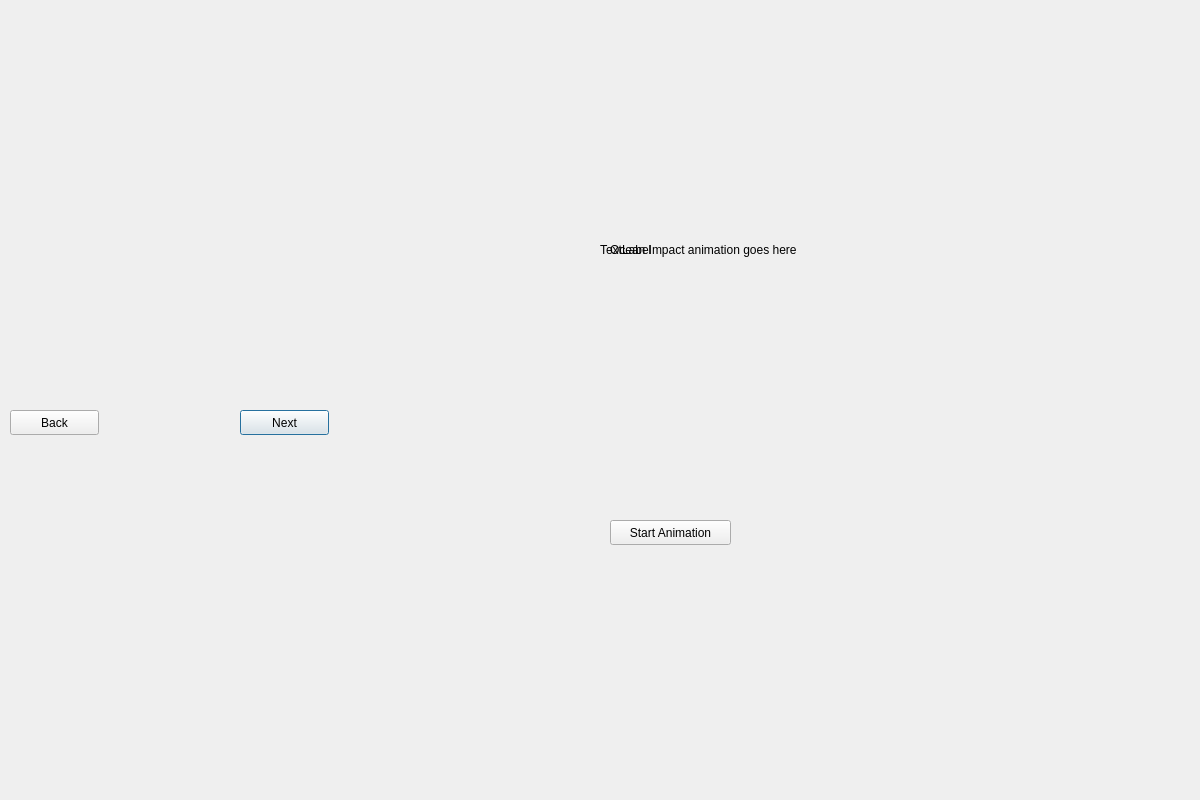
Qt form meteorslide1.ui (robertche54/a8-an-educational-app-f18) before a commit.
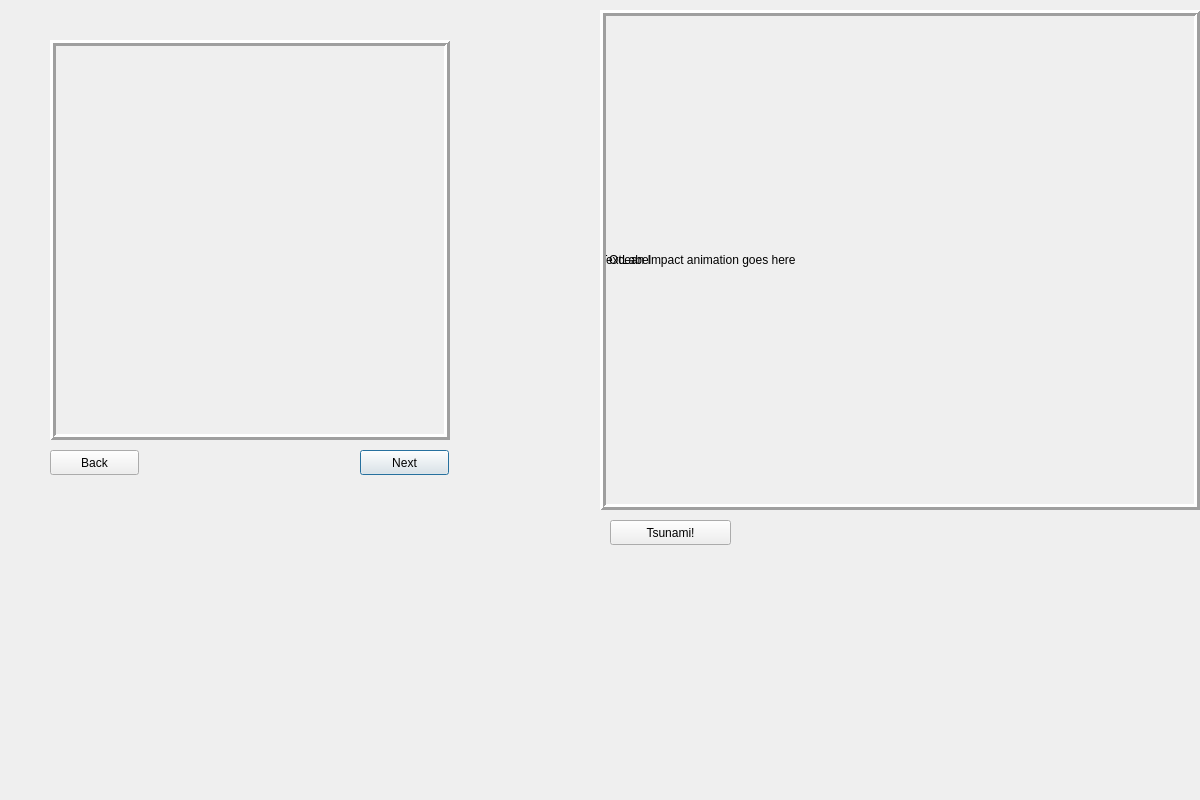
The same form after that commit. Icons and pictures are not drawn.

Commit message: Added some pics to Resources, modified the wave pic to be circular, and changed some window sizes

Diff of the .ui file:
```diff
--- a/meteorslide1.ui
+++ b/meteorslide1.ui
@@ -19,11 +19,18 @@
   <property name="windowTitle">
    <string>Ocean Impact</string>
   </property>
+  <property name="autoFillBackground">
+   <bool>false</bool>
+  </property>
+  <property name="styleSheet">
+   <string notr="true">#MeteorSlide1{
+background-image: url(:/items/OceanImpactBackdrop.jpg);}</string>
+  </property>
   <widget class="QPushButton" name="NextButton">
    <property name="geometry">
     <rect>
-     <x>240</x>
-     <y>410</y>
+     <x>360</x>
+     <y>450</y>
      <width>89</width>
      <height>25</height>
     </rect>
@@ -35,8 +42,8 @@
   <widget class="QLabel" name="AnimationLabel">
    <property name="geometry">
     <rect>
-     <x>610</x>
-     <y>0</y>
+     <x>600</x>
+     <y>10</y>
      <width>600</width>
      <height>500</height>
     </rect>
@@ -47,6 +54,15 @@
      <height>500</height>
     </size>
    </property>
+   <property name="frameShape">
+    <enum>QFrame::Box</enum>
+   </property>
+   <property name="frameShadow">
+    <enum>QFrame::Raised</enum>
+   </property>
+   <property name="lineWidth">
+    <number>3</number>
+   </property>
    <property name="text">
     <string>Ocean Impact animation goes here</string>
    </property>
@@ -54,17 +70,20 @@
   <widget class="QLabel" name="TextLabel">
    <property name="geometry">
     <rect>
-     <x>10</x>
-     <y>0</y>
-     <width>321</width>
-     <height>291</height>
+     <x>50</x>
+     <y>40</y>
+     <width>400</width>
+     <height>400</height>
     </rect>
    </property>
-   <property name="minimumSize">
-    <size>
-     <width>600</width>
-     <height>500</height>
-    </size>
+   <property name="frameShape">
+    <enum>QFrame::Box</enum>
+   </property>
+   <property name="frameShadow">
+    <enum>QFrame::Raised</enum>
+   </property>
+   <property name="lineWidth">
+    <number>3</number>
    </property>
    <property name="text">
     <string/>
@@ -76,8 +95,8 @@
   <widget class="QPushButton" name="BackButton">
    <property name="geometry">
     <rect>
-     <x>10</x>
-     <y>410</y>
+     <x>50</x>
+     <y>450</y>
      <width>89</width>
      <height>25</height>
     </rect>
@@ -96,14 +115,14 @@
     </rect>
    </property>
    <property name="text">
-    <string>Start Animation</string>
+    <string>Tsunami!</string>
    </property>
   </widget>
   <widget class="QLabel" name="label">
    <property name="geometry">
     <rect>
      <x>600</x>
-     <y>0</y>
+     <y>10</y>
      <width>600</width>
      <height>500</height>
     </rect>
```
The commit also changes 4 other files.
